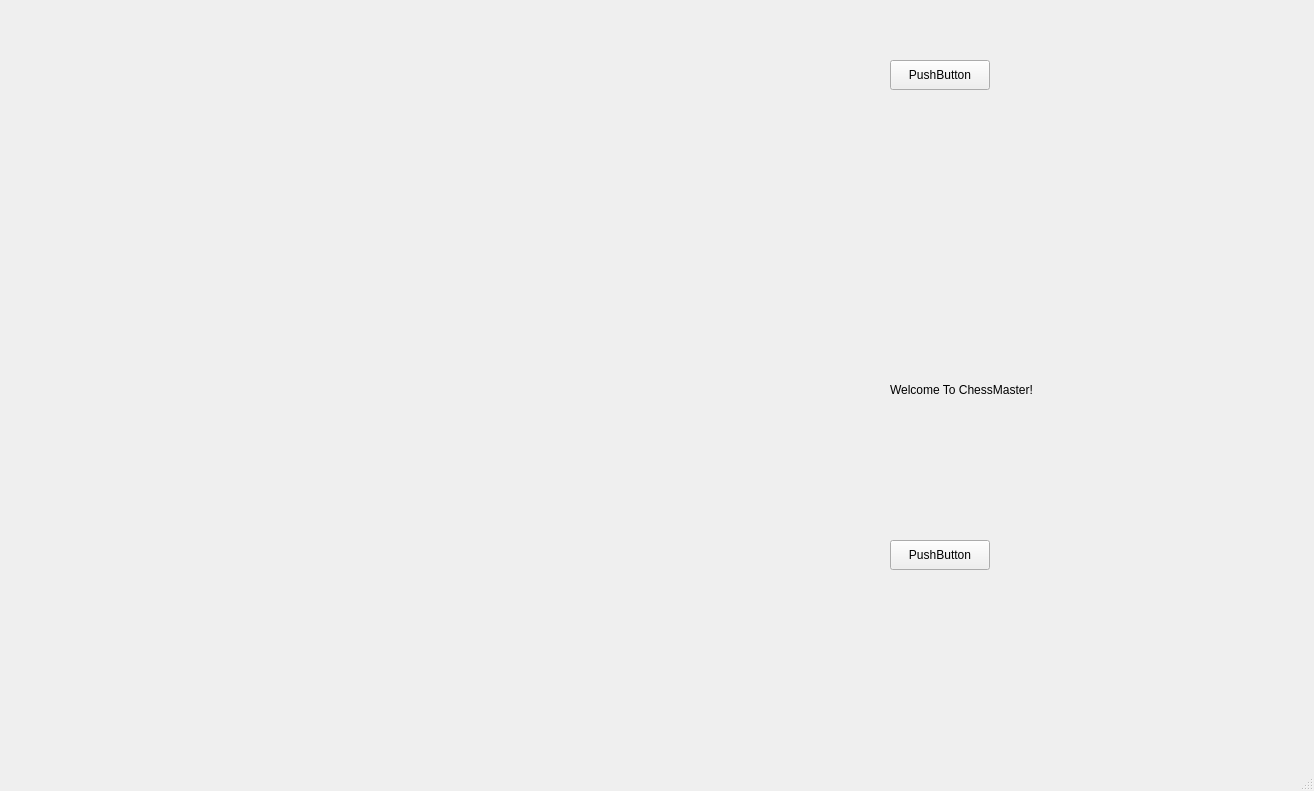
Above: echecs1015/Project1/Project1/EXEM/mainwindow.ui from MaxRonce/INF1015_Projet before the change. Below: the same form after it.
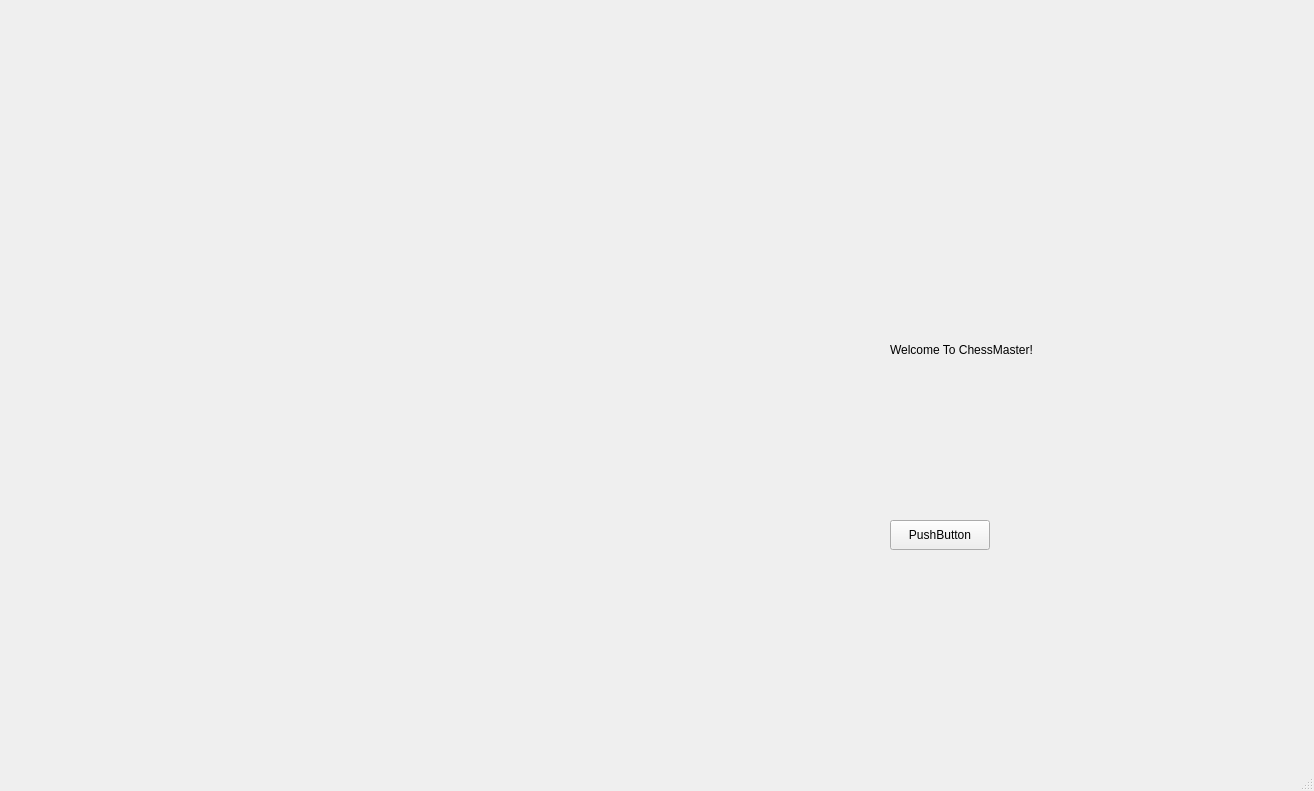
That is the form after the change.

What changed in the file:
```diff
--- a/echecs1015/Project1/Project1/EXEM/mainwindow.ui
+++ b/echecs1015/Project1/Project1/EXEM/mainwindow.ui
@@ -38,31 +38,6 @@
      <property name="spacing">
       <number>0</number>
      </property>
-     <item>
-      <widget class="QPushButton" name="pushButton_2">
-       <property name="sizePolicy">
-        <sizepolicy hsizetype="Minimum" vsizetype="Fixed">
-         <horstretch>30</horstretch>
-         <verstretch>5</verstretch>
-        </sizepolicy>
-       </property>
-       <property name="minimumSize">
-        <size>
-         <width>100</width>
-         <height>0</height>
-        </size>
-       </property>
-       <property name="maximumSize">
-        <size>
-         <width>60</width>
-         <height>30</height>
-        </size>
-       </property>
-       <property name="text">
-        <string>PushButton</string>
-       </property>
-      </widget>
-     </item>
      <item>
       <widget class="QLabel" name="label_2">
        <property name="maximumSize">
```
